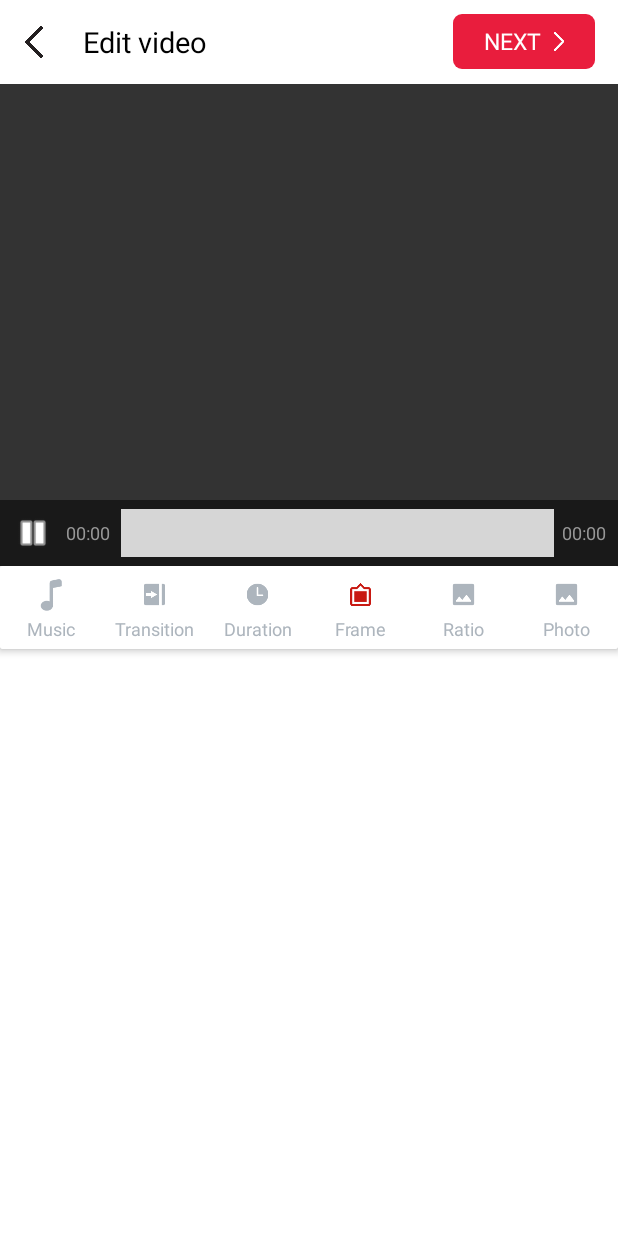
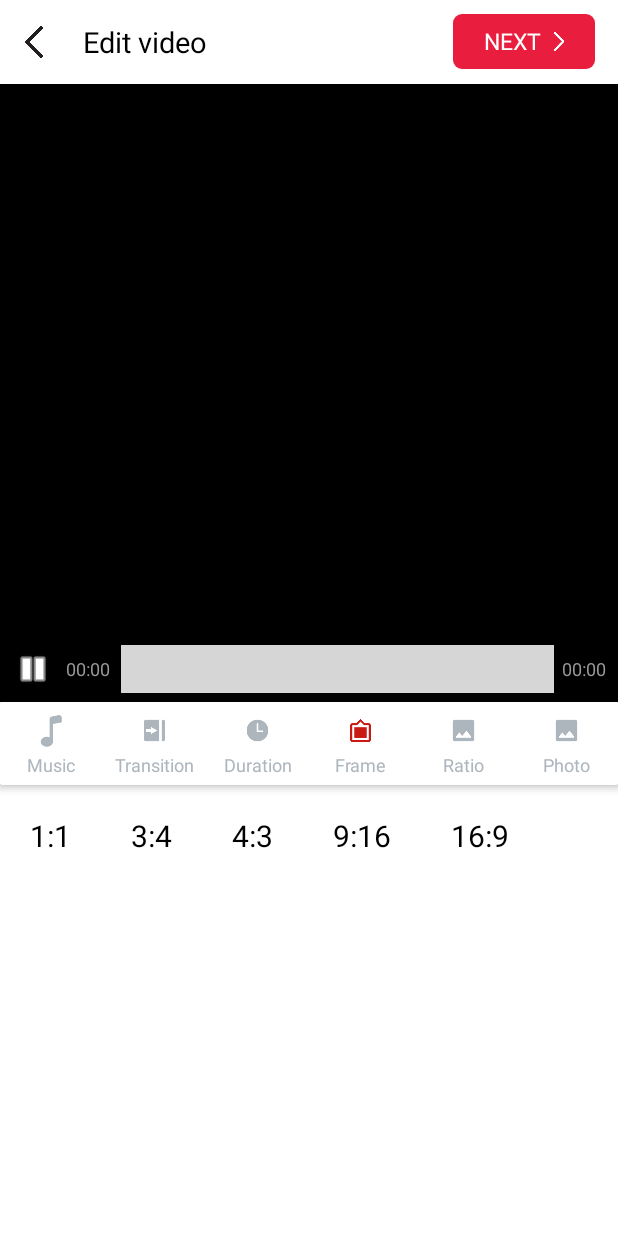
Before and after one commit to chinhnh29/MySlideShow, an Android app: the screen it shows after launch (EditActivity), on a phone screen of 412 x 824 dp. Run offline under Robolectric (Android 15) with nearby library versions, the phone set to English and light mode, and no system bars; our stand-ins replace ButterKnife, sdp/ssp sizes; libraries missing offline, so code that uses them is left out: com.zxy.tiny, jp.wasabeef.blurry; plain views replace RangeSeekBar, StickerView; pictures from the network do not load; 7 statements that could not run were skipped; grey boxes are pictures that could not be loaded.

Commit message:
add ratio

```diff
--- a/app/src/main/java/com/photoeditor/slideshow/EditActivity.java
+++ b/app/src/main/java/com/photoeditor/slideshow/EditActivity.java
@@ -54,6 +54,8 @@ public class EditActivity extends AppCompatActivity implements TransitionListene
     LinearLayout llFrame;
     @BindView(R.id.ll_ratio)
     LinearLayout llRatio;
+    @BindView(R.id.mCustomPreviewView)
+    CustomPreviewView customPreviewView;
 
     private MyTranController myTranController;
     private VideoMaker videoMaker;
@@ -109,7 +111,7 @@ public class EditActivity extends AppCompatActivity implements TransitionListene
 
 
     private void initVideo() {
-        CustomPreviewView customPreviewView = findViewById(R.id.mCustomPreviewView);
+
         videoMaker = VideoMaker.getInstance();
         myVideoPlayer = new MyVideoPlayer(
                 this, videoMaker, arrayListImage, customPreviewView, rangeSeekBar, imageView,
@@ -119,7 +121,7 @@ public class EditActivity extends AppCompatActivity implements TransitionListene
         GifTransition transition = new GifTransition("Slide L", "Slide L", "classic", R.drawable.slide_l, true, null, Transition.SLIDE_LEFT);
 
         myTranController = new MyTranController(transition, this/*, transitionViewModel*/, this,
-                this, videoMaker);
+                this, videoMaker, myVideoPlayer);
     }
 
     @OnClick({R.id.rl_choose_effect, R.id.rl_frame, R.id.rl_ratio})
@@ -143,6 +145,7 @@ public class EditActivity extends AppCompatActivity implements TransitionListene
     private void goneAllLayoutMenu() {
         llTransit.setVisibility(View.GONE);
         llFrame.setVisibility(View.GONE);
+        llRatio.setVisibility(View.GONE);
     }
 
     @Override
--- a/app/src/main/java/com/photoeditor/slideshow/components/MyTranController.java
+++ b/app/src/main/java/com/photoeditor/slideshow/components/MyTranController.java
@@ -2,7 +2,9 @@ package com.photoeditor.slideshow.components;
 
 import android.app.Activity;
 import android.content.Context;
+import android.content.res.Resources;
 import android.graphics.Bitmap;
+import android.view.ViewGroup;
 import android.widget.RelativeLayout;
 
 import androidx.lifecycle.LifecycleOwner;
@@ -20,10 +22,12 @@ import com.photoeditor.slideshow.R;
 //import com.photoeditor.slideshow.dialog.DialogDownloadDetail;
 import com.photoeditor.slideshow.common.AppConst;
 import com.photoeditor.slideshow.common.MyData;
+import com.photoeditor.slideshow.imagetovideo.CustomPreviewView;
 import com.photoeditor.slideshow.imagetovideo.Transition;
 import com.photoeditor.slideshow.imagetovideo.VideoMaker;
 //import com.photoeditor.slideshow.interfaces.EditStickerListener;
 //import com.photoeditor.slideshow.interfaces.TransitionInterface;
+import com.photoeditor.slideshow.java.PhotorTool;
 import com.photoeditor.slideshow.models.DataCategory;
 import com.photoeditor.slideshow.models.GifTheme;
 import com.photoeditor.slideshow.models.GifTransition;
@@ -43,6 +47,7 @@ import com.photoeditor.slideshow.my_slide_show.obj.FrameTab;
 import com.photoeditor.slideshow.my_slide_show.obj.DataCategoryTrans;
 import com.photoeditor.slideshow.my_slide_show.obj.FrameInfo;
 import com.photoeditor.slideshow.my_slide_show.obj.Ratio;
+import com.photoeditor.slideshow.my_slide_show.obj.VIDEO_RATIO;
 import com.zxy.tiny.Tiny;
 import com.zxy.tiny.common.BitmapResult;
 
@@ -125,7 +130,7 @@ public final class MyTranController {
     private RatioAdapter ratioAdapter;
 
     private MyData myData;
-
+    private MyVideoPlayer myVideoPlayer;
 
     public interface TransitionDownloadInterface {
         void downloadSuccess(GifTransition gifTransition);
@@ -147,7 +152,7 @@ public final class MyTranController {
     public MyTranController(GifTransition transit, EditActivity editActivity,
             /*GifTransitionViewModel gifTransitionViewModel,*/ LifecycleOwner lifecycleOwner,
                             Context context,
-                            VideoMaker videoMaker/*, View view*/) {
+                            VideoMaker videoMaker/*, View view*/, MyVideoPlayer myVideoPlayer) {
         this.activity = editActivity;
         rlMenuEditSelected = activity.findViewById(R.id.rl_mnu_select);
         ButterKnife.bind(this, rlMenuEditSelected);
@@ -158,6 +163,7 @@ public final class MyTranController {
 //        TabTranIndicator tabTranIndicator2 = tabTranIndicator;
 //        View view2 = view;
 //        this.transitionViewModel = gifTransitionViewModel;
+        this.myVideoPlayer = myVideoPlayer;
         this.context = context;
         this.mVideoMaker = videoMaker;
 //        this.viewEmpty = view2;
@@ -188,6 +194,21 @@ public final class MyTranController {
         frameList = initFrameList();
         frameAdapter = new FrameAdapter(context, frameList, this);
         rcvListFrame.setAdapter(frameAdapter);
+
+        ratioList = initRatioList();
+        ratioAdapter = new RatioAdapter(context, ratioList, this);
+        rcvRatio.setAdapter(ratioAdapter);
+        ratioAdapter.notifyDataSetChanged();
+    }
+
+    private List<Ratio> initRatioList() {
+        List<Ratio> ratioArrayList = new ArrayList<>();
+        ratioArrayList.add(new Ratio("1:1", R.drawable.ic_thumb_new, VIDEO_RATIO.MOT_MOT));
+        ratioArrayList.add(new Ratio("3:4", R.drawable.ic_thumb_new, VIDEO_RATIO.BA_BON));
+        ratioArrayList.add(new Ratio("4:3", R.drawable.ic_thumb_new, VIDEO_RATIO.BON_BA));
+        ratioArrayList.add(new Ratio("9:16", R.drawable.ic_thumb_new, VIDEO_RATIO.CHIN_MUOI_SAU));
+        ratioArrayList.add(new Ratio("16:9", R.drawable.ic_thumb_new, VIDEO_RATIO.MUOI_SAU_CHIN));
+        return ratioArrayList;
     }
 
     private List<FrameInfo> initFrameList() {
@@ -219,8 +240,8 @@ public final class MyTranController {
         frameAdapter.notifyDataSetChanged();
     }
 
-    public void changeRatio(Ratio ratio) {
-
+    public void changeRatio(VIDEO_RATIO video_ratio) {
+        myVideoPlayer.changeVideoRatio(video_ratio);
     }
 
 
@@ -392,7 +413,7 @@ public final class MyTranController {
 //    public final void setUseTranFromTheme(boolean z) {
 //        this.isUseTranFromTheme = z;
 //    }
-//
+
     public final void changeTransitionByTheme(GifTransition gifTransition) {
         this.isUseTranFromTheme = true;
         actionChangeTransition(gifTransition);
--- a/app/src/main/java/com/photoeditor/slideshow/components/MyVideoPlayerGif.java
+++ b/app/src/main/java/com/photoeditor/slideshow/components/MyVideoPlayerGif.java
@@ -803,7 +803,7 @@ public final class MyVideoPlayerGif {
         restartEnd();
         VideoMaker videoMaker = this.mVideoMaker;
         if (videoMaker != null) {
-            videoMaker.changeVideoRatio(video_ratio);
+//            videoMaker.changeVideoRatio(video_ratio);
         }
     }
 
--- a/app/src/main/java/com/photoeditor/slideshow/imagetovideo/CustomPreviewView.java
+++ b/app/src/main/java/com/photoeditor/slideshow/imagetovideo/CustomPreviewView.java
@@ -5,6 +5,7 @@ import android.os.Handler;
 import android.os.Looper;
 import android.util.AttributeSet;
 import android.util.Log;
+import android.view.Gravity;
 import android.view.MotionEvent;
 import android.view.ViewGroup;
 import android.widget.FrameLayout;
@@ -20,6 +21,10 @@ public class CustomPreviewView extends FrameLayout {
     private OnTouchInDecorListener onTouchInDecorListener;
     private PreviewImageView preViewImage;
     private PreviewGifView previewGifView;
+
+    public void setWidthAndHeight(int width, int height) {
+
+    }
 
     public interface OnTouchInDecorListener {
 //        void onTouchInDecor(Decor decor);
@@ -59,6 +64,7 @@ public class CustomPreviewView extends FrameLayout {
         this.previewGifView = new PreviewGifView(getContext());
         LayoutParams layoutParams = new LayoutParams(ViewGroup.LayoutParams.MATCH_PARENT,
                 ViewGroup.LayoutParams.MATCH_PARENT);
+        layoutParams.gravity = Gravity.CENTER;
         addView(this.preViewImage, layoutParams);
         this.mVideoMaker = videoMaker;
         this.preViewImage.setVideoMaker(videoMaker);
@@ -72,6 +78,8 @@ public class CustomPreviewView extends FrameLayout {
         super.onMeasure(widthMeasureSpec, heightMeasureSpec);
         VideoMaker.WIDTH_PREVIEW = getMeasuredWidth();
         VideoMaker.HEIGHT_PREVIEW = getMeasuredHeight();
+        Log.e("ChinhNH", "onMeasure: " + VideoMaker.WIDTH_PREVIEW);
+        Log.e("ChinhNH", "onMeasure2: " + VideoMaker.HEIGHT_PREVIEW);
     }
 
     public void previewAtFrame(int currentFrame) {
--- a/app/src/main/java/com/photoeditor/slideshow/my_slide_show/list_category_transit/RatioAdapter.java
+++ b/app/src/main/java/com/photoeditor/slideshow/my_slide_show/list_category_transit/RatioAdapter.java
@@ -9,9 +9,6 @@ import android.widget.TextView;
 import androidx.annotation.NonNull;
 import androidx.recyclerview.widget.RecyclerView;
 
-import com.bumptech.glide.Glide;
-import com.bumptech.glide.load.engine.DiskCacheStrategy;
-import com.bumptech.glide.request.RequestOptions;
 import com.photoeditor.slideshow.R;
 import com.photoeditor.slideshow.components.MyTranController;
 import com.photoeditor.slideshow.my_slide_show.obj.Ratio;
@@ -52,7 +49,6 @@ public class RatioAdapter extends RecyclerView.Adapter<RatioAdapter.RatioHolder>
     }
 
     public class RatioHolder extends RecyclerView.ViewHolder {
-
         @BindView(R.id.txt_ratio_scale)
         TextView txtRatio;
 
@@ -61,9 +57,9 @@ public class RatioAdapter extends RecyclerView.Adapter<RatioAdapter.RatioHolder>
             ButterKnife.bind(this, itemView);
         }
 
-        @OnClick(R.id.img_tran)
+        @OnClick(R.id.txt_ratio_scale)
         void onClick() {
-            tranController.changeRatio(ratioList.get(getAdapterPosition()));
+            tranController.changeRatio(ratioList.get(getAdapterPosition()).getVideo_ratio());
         }
 
         public void onBind(int position) {
--- a/app/src/main/java/com/photoeditor/slideshow/my_slide_show/obj/Ratio.java
+++ b/app/src/main/java/com/photoeditor/slideshow/my_slide_show/obj/Ratio.java
@@ -2,9 +2,30 @@ package com.photoeditor.slideshow.my_slide_show.obj;
 
 public class Ratio {
     private String scale;
+    private int resId;
+    private VIDEO_RATIO video_ratio;
 
-    public Ratio(String scale) {
+
+    public Ratio(String scale, int resId, VIDEO_RATIO video_ratio) {
         this.scale = scale;
+        this.resId = resId;
+        this.video_ratio = video_ratio;
+    }
+
+    public VIDEO_RATIO getVideo_ratio() {
+        return video_ratio;
+    }
+
+    public void setVideo_ratio(VIDEO_RATIO video_ratio) {
+        this.video_ratio = video_ratio;
+    }
+
+    public int getResId() {
+        return resId;
+    }
+
+    public void setResId(int resId) {
+        this.resId = resId;
     }
 
     public String getScale() {
--- /dev/null
+++ b/app/src/main/java/com/photoeditor/slideshow/my_slide_show/obj/VIDEO_RATIO.java
@@ -0,0 +1,9 @@
+package com.photoeditor.slideshow.my_slide_show.obj;
+
+public enum VIDEO_RATIO {
+    MOT_MOT,
+    MUOI_SAU_CHIN,
+    CHIN_MUOI_SAU,
+    BA_BON,
+    BON_BA
+}
--- a/app/src/main/res/layout/activity_edit.xml
+++ b/app/src/main/res/layout/activity_edit.xml
@@ -94,9 +94,10 @@
         android:id="@+id/layout_edit_video"
         android:layout_width="0dp"
         android:layout_height="0dp"
-        app:layout_constraintDimensionRatio="1:0.78"
+        app:layout_constraintDimensionRatio="1:1"
         app:layout_constraintEnd_toEndOf="parent"
         app:layout_constraintStart_toStartOf="parent"
+        android:background="@color/black"
         app:layout_constraintTop_toBottomOf="@id/layout_toolbar"
         app:layout_constraintWidth_percent="1">
 
@@ -108,17 +109,21 @@
             app:layout_constraintBottom_toBottomOf="parent"
             app:layout_constraintDimensionRatio="1:1"
             app:layout_constraintEnd_toEndOf="parent"
+
             app:layout_constraintStart_toStartOf="parent"
             app:layout_constraintTop_toTopOf="parent" />
 
         <com.photoeditor.slideshow.imagetovideo.CustomPreviewView
             android:id="@+id/mCustomPreviewView"
             android:layout_width="0dp"
+            android:background="@color/black"
             android:layout_height="match_parent"
             app:layout_constraintDimensionRatio="1:1"
             app:layout_constraintEnd_toEndOf="parent"
             app:layout_constraintStart_toStartOf="parent"
+            app:layout_constraintBottom_toBottomOf="parent"
             app:layout_constraintTop_toTopOf="parent" />
+
 
         <ImageView
             android:id="@+id/img_image"
--- a/app/src/main/res/layout/item_ratio.xml
+++ b/app/src/main/res/layout/item_ratio.xml
@@ -1,15 +1,15 @@
 <?xml version="1.0" encoding="utf-8"?>
-<LinearLayout
-    xmlns:android="http://schemas.android.com/apk/res/android" android:layout_width="match_parent"
-    android:layout_height="match_parent">
+<LinearLayout xmlns:android="http://schemas.android.com/apk/res/android"
+    android:layout_width="wrap_content"
+    android:layout_height="wrap_content">
 
     <TextView
         android:id="@+id/txt_ratio_scale"
         android:layout_width="wrap_content"
         android:layout_height="wrap_content"
         android:padding="20dp"
-        android:textSize="20dp"
         android:text="1:1"
-        android:textColor="@color/black"/>
+        android:textColor="@color/black"
+        android:textSize="20dp" />
 
 </LinearLayout>
```
Also changed, not shown: app/src/main/java/com/photoeditor/slideshow/components/MyVideoPlayer.java (+35 -36 lines), app/src/main/java/com/photoeditor/slideshow/imagetovideo/VideoMaker.java (+6 -2 lines).
